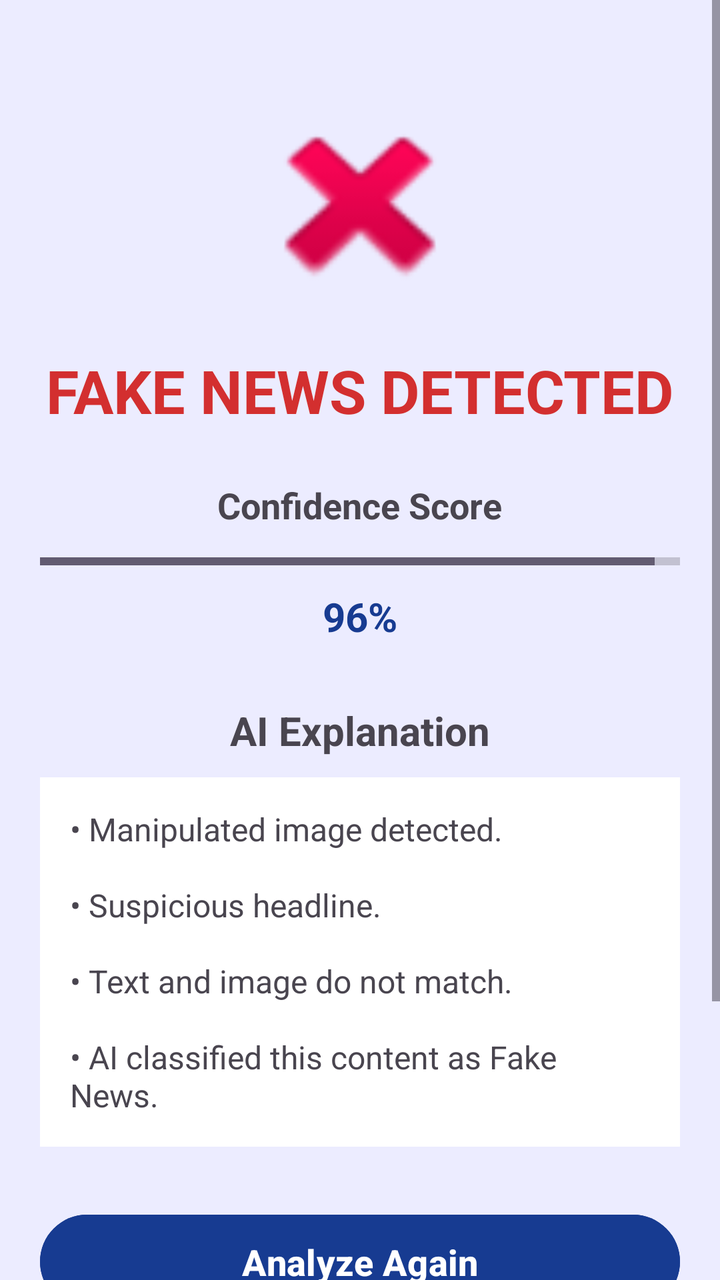
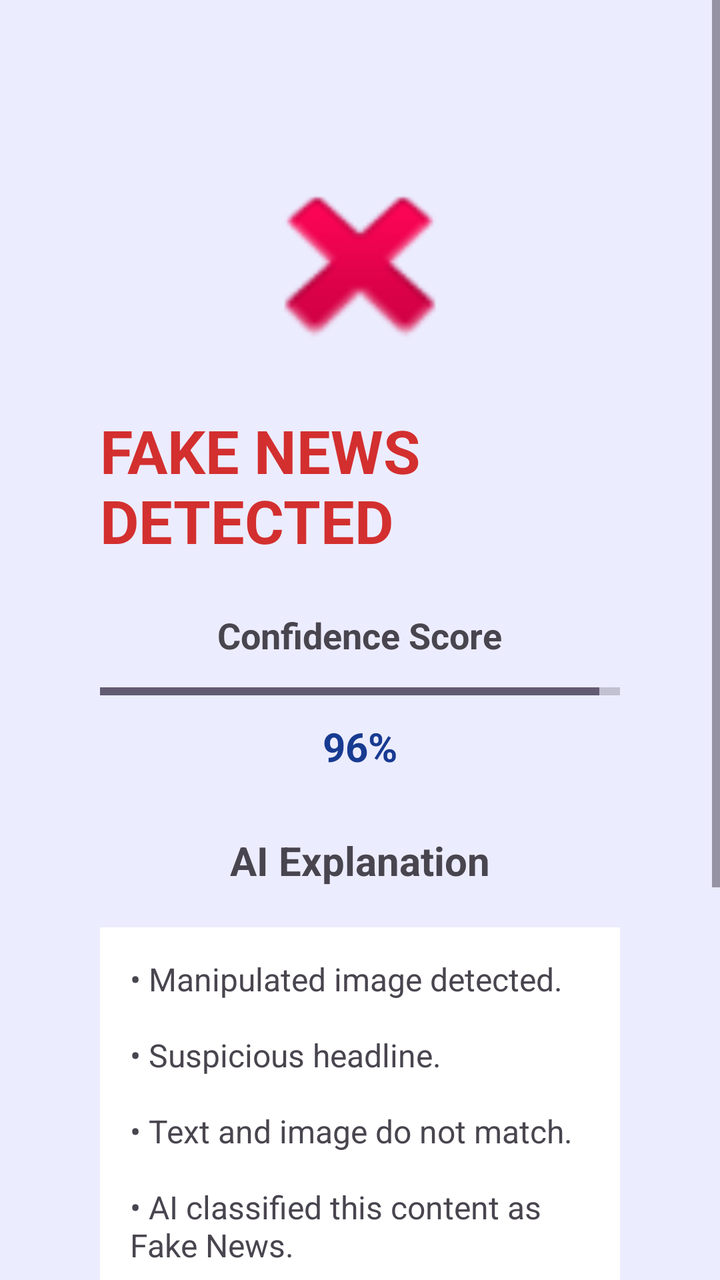

Screens rendered from an Android XML layout before and after an edit, with the pre-edit source and the edit as a unified diff.
<!-- AndroidManifest.xml: application theme Theme.FactX -->
<!-- res/layout/activity_fake_result.xml -->
<?xml version="1.0" encoding="utf-8"?>
<ScrollView xmlns:android="http://schemas.android.com/apk/res/android"
    android:layout_width="match_parent"
    android:layout_height="match_parent"
    android:background="#ECECFF">

    <LinearLayout
        android:layout_width="match_parent"
        android:layout_height="wrap_content"
        android:gravity="center_horizontal"
        android:orientation="vertical"
        android:padding="20dp">

        

        <ImageView
            android:id="@+id/imgResult"
            android:layout_width="120dp"
            android:layout_height="120dp"
            android:layout_marginTop="20dp"
            android:rotationX="21"
            android:src="@android:drawable/ic_delete" />

        

        <TextView
            android:id="@+id/txtResult"
            android:layout_width="wrap_content"
            android:layout_height="wrap_content"
            android:layout_marginTop="15dp"
            android:text="FAKE NEWS DETECTED"
            android:textColor="#D32F2F"
            android:textSize="30sp"
            android:textStyle="bold" />

        

        <TextView
            android:layout_width="wrap_content"
            android:layout_height="wrap_content"
            android:layout_marginTop="25dp"
            android:text="Confidence Score"
            android:textSize="18sp"
            android:textStyle="bold" />

        <ProgressBar
            android:id="@+id/progressConfidence"
            style="?android:attr/progressBarStyleHorizontal"
            android:layout_width="match_parent"
            android:layout_height="12dp"
            android:layout_marginTop="10dp"
            android:max="100"
            android:progress="96" />

        <TextView
            android:id="@+id/txtConfidence"
            android:layout_width="wrap_content"
            android:layout_height="wrap_content"
            android:layout_marginTop="8dp"
            android:text="96%"
            android:textColor="#173B91"
            android:textSize="20sp"
            android:textStyle="bold" />

        

        <TextView
            android:layout_width="wrap_content"
            android:layout_height="wrap_content"
            android:layout_marginTop="30dp"
            android:text="AI Explanation"
            android:textSize="20sp"
            android:textStyle="bold" />

        <TextView
            android:id="@+id/txtReason"
            android:layout_width="match_parent"
            android:layout_height="wrap_content"
            android:layout_marginTop="10dp"
            android:background="#FFFFFF"
            android:padding="15dp"
            android:text="• Manipulated image detected.\n\n• Suspicious headline.\n\n• Text and image do not match.\n\n• AI classified this content as Fake News."
            android:textSize="16sp" />

        

        <Button
            android:id="@+id/btnAgain"
            android:layout_width="match_parent"
            android:layout_height="55dp"
            android:layout_marginTop="30dp"
            android:backgroundTint="#173B91"
            android:text="Analyze Again"
            android:textAllCaps="false"
            android:textColor="#FFFFFF"
            android:textSize="18sp"
            android:textStyle="bold" />

        

        <Button
            android:id="@+id/btnReport"
            android:layout_width="match_parent"
            android:layout_height="55dp"
            android:layout_marginTop="15dp"
            android:backgroundTint="#D32F2F"
            android:text="Report Problem"
            android:textAllCaps="false"
            android:textColor="#FFFFFF"
            android:textSize="18sp"
            android:textStyle="bold" />

        

        <Button
            android:id="@+id/btnHome"
            android:layout_width="match_parent"
            android:layout_height="55dp"
            android:layout_marginTop="15dp"
            android:backgroundTint="#4CAF50"
            android:text="Back to Home"
            android:textAllCaps="false"
            android:textColor="#FFFFFF"
            android:textSize="18sp"
            android:textStyle="bold" />

    </LinearLayout>

</ScrollView>
<!-- resources referenced by this layout -->
<resources>
  <style name="Theme.FactX" parent="Base.Theme.FactX" />
  <style name="Base.Theme.FactX" parent="Theme.Material3.DayNight.NoActionBar">
          
          
      </style>
</resources>

<!-- the commit's change to res/layout/activity_fake_result.xml (unified diff, before → after) -->
@@ -9,7 +9,7 @@
         android:layout_height="wrap_content"
         android:gravity="center_horizontal"
         android:orientation="vertical"
-        android:padding="20dp">
+        android:padding="50dp">
 
         
 
@@ -76,7 +76,7 @@
             android:id="@+id/txtReason"
             android:layout_width="match_parent"
             android:layout_height="wrap_content"
-            android:layout_marginTop="10dp"
+            android:layout_marginTop="20dp"
             android:background="#FFFFFF"
             android:padding="15dp"
             android:text="• Manipulated image detected.\n\n• Suspicious headline.\n\n• Text and image do not match.\n\n• AI classified this content as Fake News."
